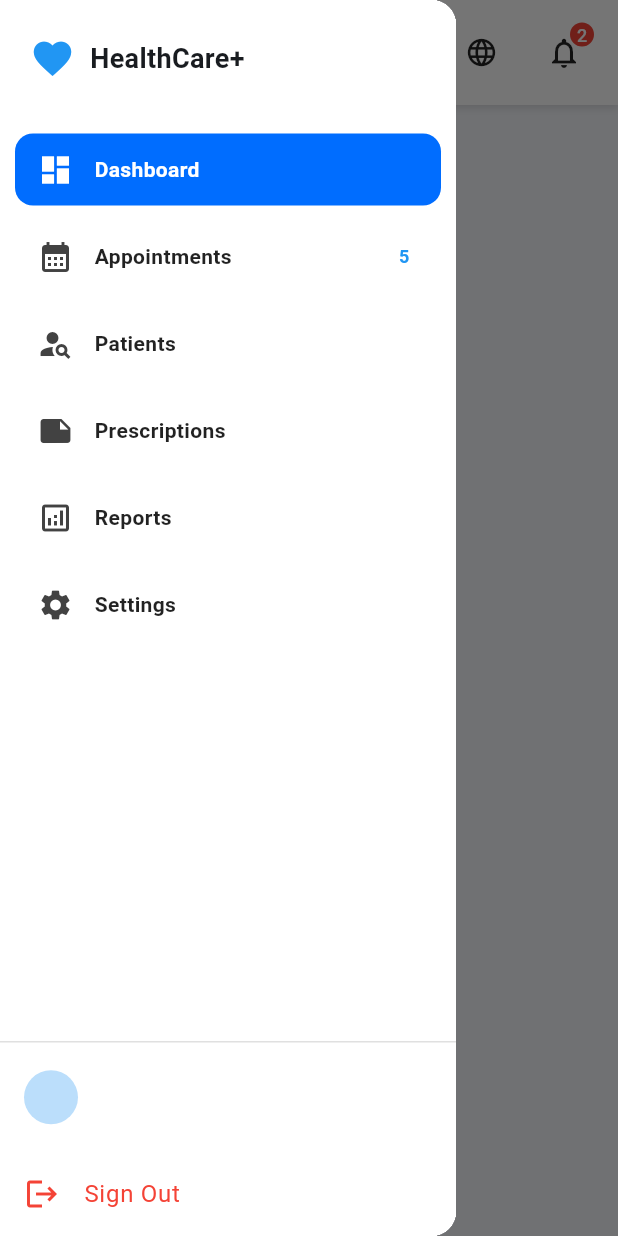
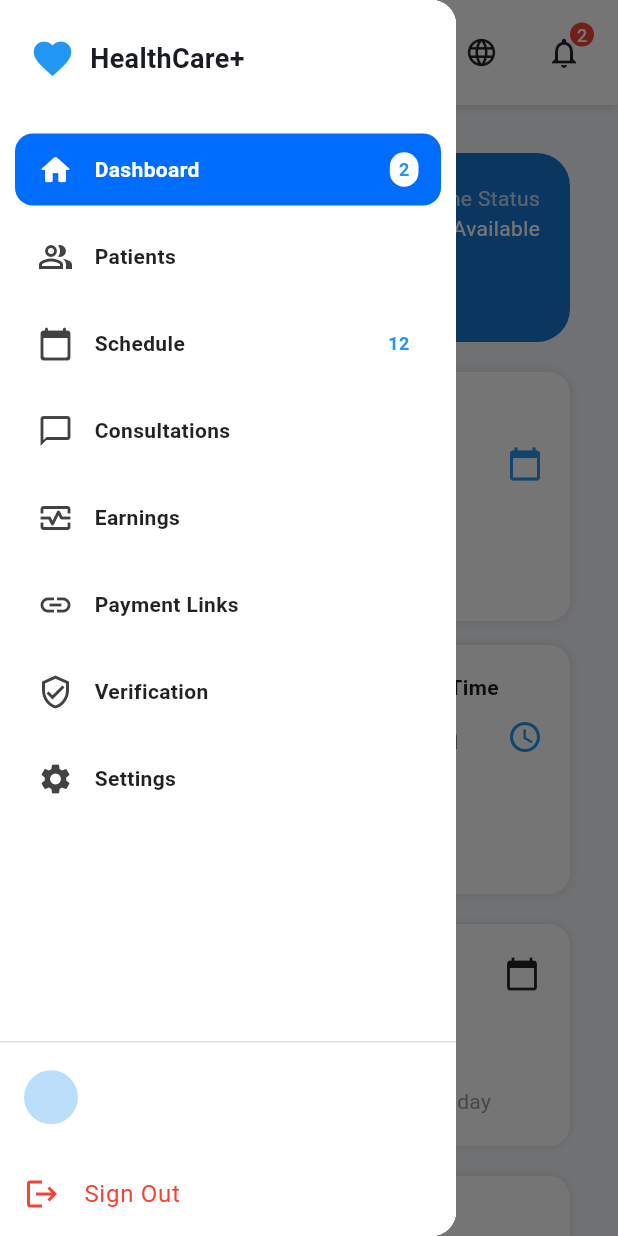
Before and after one commit to yash-aryahsworld-infotech/meet, a Flutter app: the DashboardPage screen opened directly with empty values, after a tap on the "menu" icon, on a phone screen of 412 x 824 dp. Run offline on Flutter 3.47's test engine with Material 3 defaults, Android fonts, the phone set to English and light mode, and no system bars; our stand-ins replace firebase_core, firebase_database, shared_preferences; accounts and stored records are empty.

Commit message:
Add HealthProvider components and update sidebar navigation
- Implemented ConsultationsComponent, Dashboard, EarningsComponent, PatientsComponent, PaymentLinksComponent, ScheduleComponent, SettingsComponent, and VerificationComponent.
- Updated left_sidebar_values.dart to include new components in the health provider sidebar.
- Created various sections for the dashboard including HeaderSection, StatsSection, ScheduleSection, EarningsSection, QuickActionsSection, and PatientOverviewSection.

```diff
--- /dev/null
+++ b/lib/Screens/HealthProvider/consultations_component.dart
@@ -0,0 +1,18 @@
+import 'package:flutter/material.dart';
+
+class ConsultationsComponent extends StatelessWidget {
+  const ConsultationsComponent({super.key});
+
+  @override
+  Widget build(BuildContext context) {
+    return const Center(
+      child: Text(
+        "Consultations Page",
+        style: TextStyle(
+          fontSize: 22,
+          fontWeight: FontWeight.bold,
+        ),
+      ),
+    );
+  }
+}
--- /dev/null
+++ b/lib/Screens/HealthProvider/dashboard_component.dart
@@ -0,0 +1,105 @@
+import 'package:flutter/material.dart';
+import 'package:healthcare_plus/utils/app_responsive.dart';
+
+import '../../widgets/header_section.dart';
+import '../../widgets/stats_section.dart';
+import '../../widgets/schedule_section.dart';
+import '../../widgets/earnings_section.dart';
+import '../../widgets/quick_actions_section.dart';
+import '../../widgets/patient_overview_section.dart';
+
+class HealthProviderDashboard extends StatelessWidget {
+  const HealthProviderDashboard({super.key});
+
+  @override
+  Widget build(BuildContext context) {
+    final bool isMobile = AppResponsive.isMobile(context);
+    final bool isTablet = AppResponsive.isTablet(context);
+    final bool isDesktop = AppResponsive.isDesktop(context);
+
+    return MaxWidthContainer(
+      child: Padding(
+        padding: AppResponsive.pagePadding(context),
+        child: Column(
+          crossAxisAlignment: CrossAxisAlignment.start,
+          children: [
+
+            /// ----------------------------------------
+            /// HEADER
+            /// ----------------------------------------
+            const HeaderSection(
+              doctorName: "Dr. Priya",
+              appointmentsToday: 12,
+              isOnline: true,
+            ),
+
+            const SizedBox(height: 20),
+
+            /// ----------------------------------------
+            /// STATS SECTION
+            /// ----------------------------------------
+            const StatsSection(),
+
+            const SizedBox(height: 20),
+
+            /// ----------------------------------------
+            /// MAIN SCHEDULE + EARNINGS RESPONSIVE
+            /// ----------------------------------------
+            if (isMobile) ...[
+              const ScheduleSection(),
+              const SizedBox(height: 20),
+              const EarningsSection(),
+              const SizedBox(height: 20),
+              const QuickActionsSection(),
+              const SizedBox(height: 20),
+              const PatientOverviewSection(),
+            ]
+
+            else if (isTablet) ...[
+              Row(
+                crossAxisAlignment: CrossAxisAlignment.start,
+                children: const [
+                  Expanded(child: ScheduleSection()),
+                  SizedBox(width: 20),
+                  Expanded(child: EarningsSection()),
+                ],
+              ),
+              const SizedBox(height: 20),
+              const QuickActionsSection(),
+              const SizedBox(height: 20),
+              const PatientOverviewSection(),
+            ]
+
+            else if (isDesktop) ...[
+              /// DESKTOP — WIDE SCHEDULE + EARNINGS
+              Row(
+                crossAxisAlignment: CrossAxisAlignment.start,
+                children: const [
+                  Expanded(flex: 7, child: ScheduleSection()),
+                  SizedBox(width: 20),
+                  Expanded(flex: 5, child: EarningsSection()),
+                ],
+              ),
+
+              const SizedBox(height: 30),
+
+              /// QUICK ACTIONS — on the right side
+              Row(
+                crossAxisAlignment: CrossAxisAlignment.start,
+                children: const [
+                  Spacer(flex: 7),
+                  Expanded(flex: 5, child: QuickActionsSection()),
+                ],
+              ),
+
+              const SizedBox(height: 20),
+
+              /// PATIENT OVERVIEW — full width below quick actions
+              const PatientOverviewSection(),
+            ],
+          ],
+        ),
+      ),
+    );
+  }
+}
--- /dev/null
+++ b/lib/Screens/HealthProvider/earnings_compoenent.dart
@@ -0,0 +1,18 @@
+import 'package:flutter/material.dart';
+
+class EarningsComponent extends StatelessWidget {
+  const EarningsComponent({super.key});
+
+  @override
+  Widget build(BuildContext context) {
+    return const Center(
+      child: Text(
+        "Earnings Page",
+        style: TextStyle(
+          fontSize: 22,
+          fontWeight: FontWeight.bold,
+        ),
+      ),
+    );
+  }
+}
--- /dev/null
+++ b/lib/Screens/HealthProvider/patients_component.dart
@@ -0,0 +1,18 @@
+import 'package:flutter/material.dart';
+
+class PatientsComponent extends StatelessWidget {
+  const PatientsComponent({super.key});
+
+  @override
+  Widget build(BuildContext context) {
+    return const Center(
+      child: Text(
+        "Patients Page",
+        style: TextStyle(
+          fontSize: 22,
+          fontWeight: FontWeight.bold,
+        ),
+      ),
+    );
+  }
+}
--- /dev/null
+++ b/lib/Screens/HealthProvider/payment_links_component.dart
@@ -0,0 +1,18 @@
+import 'package:flutter/material.dart';
+
+class PaymentLinksComponent extends StatelessWidget {
+  const PaymentLinksComponent({super.key});
+
+  @override
+  Widget build(BuildContext context) {
+    return const Center(
+      child: Text(
+        "Payment Links Page",
+        style: TextStyle(
+          fontSize: 22,
+          fontWeight: FontWeight.bold,
+        ),
+      ),
+    );
+  }
+}
--- /dev/null
+++ b/lib/Screens/HealthProvider/schedule_component.dart
@@ -0,0 +1,18 @@
+import 'package:flutter/material.dart';
+
+class ScheduleComponent extends StatelessWidget {
+  const ScheduleComponent({super.key});
+
+  @override
+  Widget build(BuildContext context) {
+    return const Center(
+      child: Text(
+        "Schedule Page",
+        style: TextStyle(
+          fontSize: 22,
+          fontWeight: FontWeight.bold,
+        ),
+      ),
+    );
+  }
+}
--- /dev/null
+++ b/lib/Screens/HealthProvider/settings_component.dart
@@ -0,0 +1,18 @@
+import 'package:flutter/material.dart';
+
+class SettingsComponent extends StatelessWidget {
+  const SettingsComponent({super.key});
+
+  @override
+  Widget build(BuildContext context) {
+    return const Center(
+      child: Text(
+        "Settings Page",
+        style: TextStyle(
+          fontSize: 22,
+          fontWeight: FontWeight.bold,
+        ),
+      ),
+    );
+  }
+}
--- /dev/null
+++ b/lib/Screens/HealthProvider/verification_component.dart
@@ -0,0 +1,18 @@
+import 'package:flutter/material.dart';
+
+class VerificationComponent extends StatelessWidget {
+  const VerificationComponent({super.key});
+
+  @override
+  Widget build(BuildContext context) {
+    return const Center(
+      child: Text(
+        "Verification Page",
+        style: TextStyle(
+          fontSize: 22,
+          fontWeight: FontWeight.bold,
+        ),
+      ),
+    );
+  }
+}
--- a/lib/Screens/Navbar/left_sidebar_values.dart
+++ b/lib/Screens/Navbar/left_sidebar_values.dart
@@ -1,4 +1,12 @@
 import 'package:flutter/material.dart';
+import 'package:healthcare_plus/Screens/HealthProvider/consultations_component.dart';
+import 'package:healthcare_plus/Screens/HealthProvider/dashboard_component.dart';
+import 'package:healthcare_plus/Screens/HealthProvider/earnings_compoenent.dart';
+import 'package:healthcare_plus/Screens/HealthProvider/patients_component.dart';
+import 'package:healthcare_plus/Screens/HealthProvider/payment_links_component.dart';
+import 'package:healthcare_plus/Screens/HealthProvider/schedule_component.dart';
+import 'package:healthcare_plus/Screens/HealthProvider/settings_component.dart';
+import 'package:healthcare_plus/Screens/HealthProvider/verification_component.dart';
 
 /// Dynamic Sidebar model and role-based lists.
 /// Edit these arrays to change icons, titles, routes and notification counts.
@@ -8,6 +16,7 @@ class SidebarItem {
   final String title;
   final String route;
   final int notificationCount;
+  final Widget? page; // ⬅ add this
   final List<SidebarItem>? children; // optional sub-items (for nested menus)
 
   SidebarItem({
@@ -15,6 +24,7 @@ class SidebarItem {
     required this.title,
     required this.route,
     this.notificationCount = 0,
+    this.page, // ⬅ add this
     this.children,
   });
 }
@@ -68,34 +78,60 @@ final List<SidebarItem> patientSidebar = [
 /// Example Sidebar for DOCTOR role
 final List<SidebarItem> healthProviderSidebar = [
   SidebarItem(
-    icon: Icons.dashboard,
+    icon: Icons.home_rounded,
     title: 'Dashboard',
     route: '/doctor/dashboard',
+    page: HealthProviderDashboard(),
+    notificationCount: 2 // blue selected item
   ),
+
   SidebarItem(
-    icon: Icons.calendar_month,
-    title: 'Appointments',
-    route: '/doctor/appointments',
-    notificationCount: 5,
-  ),
-  SidebarItem(
-    icon: Icons.person_search,
+    icon: Icons.people_alt_outlined,
     title: 'Patients',
     route: '/doctor/patients',
+    page: PatientsComponent(),
   ),
+
   SidebarItem(
-    icon: Icons.note,
-    title: 'Prescriptions',
-    route: '/doctor/prescriptions',
+    icon: Icons.calendar_today_rounded,
+    title: 'Schedule',
+    route: '/doctor/schedule',
+    notificationCount: 12,
+    page: ScheduleComponent(), // badge like image
   ),
+
   SidebarItem(
-    icon: Icons.analytics_outlined,
-    title: 'Reports',
-    route: '/doctor/reports',
+    icon: Icons.chat_bubble_outline,
+    title: 'Consultations',
+    route: '/doctor/consultations',
+    page: ConsultationsComponent(),
   ),
+
+  SidebarItem(
+    icon: Icons.monitor_heart_outlined,
+    title: 'Earnings',
+    route: '/doctor/earnings',
+    page: EarningsComponent()
+  ),
+
+  SidebarItem(
+    icon: Icons.link,
+    title: 'Payment Links',
+    route: '/doctor/payment-links',
+    page: PaymentLinksComponent(),
+  ),
+
+  SidebarItem(
+    icon: Icons.verified_user_outlined,
+    title: 'Verification',
+    route: '/doctor/verification', // light-grey selection like image
+    page: VerificationComponent(),
+  ),
+
   SidebarItem(
     icon: Icons.settings,
     title: 'Settings',
     route: '/doctor/settings',
+    page: SettingsComponent(),
   ),
 ];
--- a/lib/Screens/Navbar/top_navbar.dart
+++ b/lib/Screens/Navbar/top_navbar.dart
@@ -46,6 +46,7 @@ class PerfectNavbar extends StatelessWidget implements PreferredSizeWidget {
           /// CENTER: SEARCH BAR (Always)
           /// ----------------------------------------------------
           Expanded(
+            flex: isWeb ? 4 : 6,
             child: Container(
               height: 42,
               decoration: BoxDecoration(
--- a/lib/Screens/homepage.dart
+++ b/lib/Screens/homepage.dart
@@ -46,8 +46,9 @@ class _DashboardPageState extends State<DashboardPage> {
 
   // 🔥 Fetch user name from Firebase by userKey
   Future<void> _loadUserDetails() async {
-    final ref = FirebaseDatabase.instance
-        .ref("healthcare/users/${widget.userKey}");
+    final ref = FirebaseDatabase.instance.ref(
+      "healthcare/users/${widget.userKey}",
+    );
 
     final snapshot = await ref.get();
 
@@ -71,9 +72,7 @@ class _DashboardPageState extends State<DashboardPage> {
     final bool isWeb = AppResponsive.isDesktop(context);
 
     if (isLoading) {
-      return const Scaffold(
-        body: Center(child: CircularProgressIndicator()),
-      );
+      return const Scaffold(body: Center(child: CircularProgressIndicator()));
     }
 
     return Scaffold(
@@ -146,8 +145,16 @@ class _DashboardPageState extends State<DashboardPage> {
                 Expanded(
                   child: SingleChildScrollView(
                     padding: AppResponsive.pagePadding(context),
+                    child:
+                        activeItem?.page ??
+                        const Center(
                           child: Text(
-                      "Welcome $userName!\nRole: ${widget.userRole}",
+                            "No page selected",
+                            style: TextStyle(
+                              fontSize: 18,
+                              fontWeight: FontWeight.bold,
+                            ),
+                          ),
                         ),
                   ),
                 ),
--- /dev/null
+++ b/lib/widgets/earnings_section.dart
@@ -0,0 +1,62 @@
+import 'package:flutter/material.dart';
+import '../utils/app_responsive.dart';
+
+class EarningsSection extends StatelessWidget {
+  const EarningsSection({super.key});
+
+  @override
+  Widget build(BuildContext context) {
+    return Container(
+      width: double.infinity,
+      padding: const EdgeInsets.all(20),
+      decoration: BoxDecoration(
+        color: Colors.white,
+        borderRadius: BorderRadius.circular(AppResponsive.radiusMD),
+        boxShadow: const [BoxShadow(color: Colors.black12, blurRadius: 4)],
+      ),
+      child: Column(
+        crossAxisAlignment: CrossAxisAlignment.start,
+        children: [
+          const Text("₹ Earnings",
+              style: TextStyle(fontSize: 18, fontWeight: FontWeight.bold)),
+          const SizedBox(height: 16),
+
+          const Text("Today", style: TextStyle(color: Colors.grey)),
+          const Text("₹4,500",
+              style: TextStyle(
+                  fontSize: 24, fontWeight: FontWeight.bold, color: Colors.blue)),
+          const SizedBox(height: 20),
+
+          const Text("This Week", style: TextStyle(color: Colors.grey)),
+          const Text("₹28,000",
+              style: TextStyle(fontSize: 20, fontWeight: FontWeight.bold)),
+          const SizedBox(height: 20),
+
+          const Text("This Month", style: TextStyle(color: Colors.grey)),
+          Row(
+            children: const [
+              Text("₹125,000",
+                  style: TextStyle(fontSize: 20, fontWeight: FontWeight.bold)),
+              SizedBox(width: 8),
+              Chip(
+                label: Text("+12.5%"),
+                backgroundColor: Color(0xFFE6FFF0),
+                labelStyle: TextStyle(color: Colors.green),
+              )
+            ],
+          ),
+          const SizedBox(height: 20),
+
+          ElevatedButton(
+            onPressed: () {},
+            style: ElevatedButton.styleFrom(
+              backgroundColor: Colors.blue,
+              minimumSize: const Size(double.infinity, 42),
+            ),
+            child: const Text("View Detailed Report"),
+          ),
+        ],
+      ),
+    );
+  }
+}
--- /dev/null
+++ b/lib/widgets/header_section.dart
@@ -0,0 +1,73 @@
+import 'package:flutter/material.dart';
+import '../utils/app_responsive.dart';
+
+class HeaderSection extends StatelessWidget {
+  final String doctorName;
+  final int appointmentsToday;
+  final bool isOnline;
+
+  const HeaderSection({
+    super.key,
+    required this.doctorName,
+    required this.appointmentsToday,
+    required this.isOnline,
+  });
+
+  @override
+  Widget build(BuildContext context) {
+    return Container(
+      width: double.infinity,
+      padding: const EdgeInsets.all(20),
+      decoration: BoxDecoration(
+        color: Colors.blue.shade700,
+        borderRadius: BorderRadius.circular(AppResponsive.radiusLG),
+      ),
+      child: Row(
+        mainAxisAlignment: MainAxisAlignment.spaceBetween,
+        crossAxisAlignment: CrossAxisAlignment.start,
+        children: [
+          /// LEFT SIDE
+          Expanded(
+            child: Column(
+              crossAxisAlignment: CrossAxisAlignment.start,
+              children: [
+                Text(
+                  "Welcome back, $doctorName!",
+                    style: TextStyle(
+                    color: Colors.white,
+                    fontSize: AppResponsive.fontXL(context),
+                    fontWeight: AppResponsive.bold,
+                  ),
+                ),
+                const SizedBox(height: 4),
+                Text(
+                  "You have $appointmentsToday appointments today",
+                  style: const TextStyle(color: Colors.white70),
+                ),
+              ],
+            ),
+          ),
+
+          /// RIGHT SIDE
+          Column(
+            crossAxisAlignment: CrossAxisAlignment.end,
+            children: [
+              const Text("Online Status", style: TextStyle(color: Colors.white70)),
+              Row(
+                children: [
+                  Icon(Icons.circle,
+                      color: isOnline ? Colors.green : Colors.red, size: 12),
+                  const SizedBox(width: 6),
+                  Text(
+                    isOnline ? "Available" : "Offline",
+                    style: const TextStyle(color: Colors.white),
+                  )
+                ],
+              ),
+            ],
+          )
+        ],
+      ),
+    );
+  }
+}
--- /dev/null
+++ b/lib/widgets/patient_overview_section.dart
@@ -0,0 +1,80 @@
+import 'package:flutter/material.dart';
+import '../utils/app_responsive.dart';
+
+class PatientOverviewSection extends StatelessWidget {
+  const PatientOverviewSection({super.key});
+
+  Widget overviewItem(String value, String label, Color color) {
+    return Expanded(
+      child: Column(
+        mainAxisAlignment: MainAxisAlignment.center,
+        children: [
+          Text(
+            value,
+            style: TextStyle(
+              fontSize: 28,
+              fontWeight: FontWeight.bold,
+              color: color,
+            ),
+          ),
+          const SizedBox(height: 6),
+          Text(
+            label,
+            style: const TextStyle(color: Colors.grey, fontSize: 14),
+          ),
+        ],
+      ),
+    );
+  }
+
+  @override
+  Widget build(BuildContext context) {
+    bool isMobile = AppResponsive.isMobile(context);
+
+    return Container(
+      width: double.infinity,
+      padding: const EdgeInsets.symmetric(vertical: 24, horizontal: 20),
+      decoration: BoxDecoration(
+        color: Colors.white,
+        borderRadius: BorderRadius.circular(AppResponsive.radiusLG),
+        boxShadow: const [
+          BoxShadow(color: Colors.black12, blurRadius: 6),
+        ],
+      ),
+      child: Column(
+        crossAxisAlignment: CrossAxisAlignment.start,
+        children: [
+          const Text(
+            "Patient Overview",
+            style: TextStyle(
+              fontSize: 18,
+              fontWeight: FontWeight.bold,
+              color: Colors.black87,
+            ),
+          ),
+
+          const SizedBox(height: 20),
+
+          /// Values Row / Column
+          isMobile
+              ? Column(
+                  children: [
+                    overviewItem("245", "Total Patients", Colors.blue),
+                    const SizedBox(height: 20),
+                    overviewItem("89%", "Satisfaction Rate", Colors.green),
+                    const SizedBox(height: 20),
+                    overviewItem("156", "Consultations This Month", Colors.teal),
+                  ],
+                )
+              : Row(
+                  children: [
+                    overviewItem("245", "Total Patients", Colors.blue),
+                    overviewItem("89%", "Satisfaction Rate", Colors.green),
+                    overviewItem("156", "Consultations This Month", Colors.teal),
+                  ],
+                )
+        ],
+      ),
+    );
+  }
+}
--- /dev/null
+++ b/lib/widgets/quick_actions_section.dart
@@ -0,0 +1,58 @@
+import 'package:flutter/material.dart';
+import '../utils/app_responsive.dart';
+
+class QuickActionsSection extends StatelessWidget {
+  const QuickActionsSection({super.key});
+
+  Widget actionButton(String title, IconData icon) {
+    return Container(
+      padding: const EdgeInsets.symmetric(vertical: 14, horizontal: 12),
+      margin: const EdgeInsets.only(bottom: 12),
+      decoration: BoxDecoration(
+        color: Colors.white,
+        borderRadius: BorderRadius.circular(AppResponsive.radiusMD),
+        border: Border.all(color: Colors.grey.shade300),
+      ),
+      child: Row(
+        children: [
+          Icon(icon, color: Colors.black87),
+          const SizedBox(width: 12),
+          Text(
+            title,
+            style: const TextStyle(fontSize: 16, fontWeight: FontWeight.w500),
+          )
+        ],
+      ),
+    );
+  }
+
+  @override
+  Widget build(BuildContext context) {
+    return Container(
+      width: AppResponsive.isMobile(context) ? double.infinity : 350,
+      padding: const EdgeInsets.all(20),
+      decoration: BoxDecoration(
+        color: Colors.white,
+        borderRadius: BorderRadius.circular(AppResponsive.radiusLG),
+        boxShadow: const [
+          BoxShadow(color: Colors.black12, blurRadius: 6)
+        ],
+      ),
+      child: Column(
+        crossAxisAlignment: CrossAxisAlignment.start,
+        children: [
+          const Text(
+            "Quick Actions",
+            style: TextStyle(fontSize: 18, fontWeight: FontWeight.bold),
+          ),
+          const SizedBox(height: 20),
+
+          /// Action Buttons
+          actionButton("Block Time Slots", Icons.calendar_month),
+          actionButton("Patient Records", Icons.people_alt_outlined),
+          actionButton("Messages", Icons.message_outlined),
+        ],
+      ),
+    );
+  }
+}
--- /dev/null
+++ b/lib/widgets/schedule_section.dart
@@ -0,0 +1,41 @@
+import 'package:flutter/material.dart';
+import '../utils/app_responsive.dart';
+
+class ScheduleSection extends StatelessWidget {
+  const ScheduleSection({super.key});
+
+  @override
+  Widget build(BuildContext context) {
+    return Container(
+      width: double.infinity,
+      padding: const EdgeInsets.all(20),
+      decoration: BoxDecoration(
+        color: Colors.white,
+        borderRadius: BorderRadius.circular(AppResponsive.radiusMD),
+        boxShadow: const [BoxShadow(color: Colors.black12, blurRadius: 4)],
+      ),
+      child: Column(
+        crossAxisAlignment: CrossAxisAlignment.start,
+        children: const [
+          Row(
+            mainAxisAlignment: MainAxisAlignment.spaceBetween,
+            children: [
+              Text("Today's Schedule",
+                  style: TextStyle(fontSize: 18, fontWeight: FontWeight.bold)),
+              Icon(Icons.calendar_today),
+            ],
+          ),
+          SizedBox(height: 12),
+          Text("0 appointments today"),
+          SizedBox(height: 30),
+          Center(
+            child: Text(
+              "No appointments scheduled for today",
+              style: TextStyle(color: Colors.grey),
+            ),
+          ),
+        ],
+      ),
+    );
+  }
+}
--- /dev/null
+++ b/lib/widgets/stats_section.dart
@@ -0,0 +1,54 @@
+import 'package:flutter/material.dart';
+import '../utils/app_responsive.dart';
+
+class StatsSection extends StatelessWidget {
+  const StatsSection({super.key});
+
+  Widget statCard(String title, String value, IconData icon) {
+    return Container(
+      padding: const EdgeInsets.all(18),
+      decoration: BoxDecoration(
+        color: Colors.white,
+        borderRadius: BorderRadius.circular(AppResponsive.radiusMD),
+        boxShadow: const [BoxShadow(color: Colors.black12, blurRadius: 6)],
+      ),
+      child: Column(
+        crossAxisAlignment: CrossAxisAlignment.start,
+        children: [
+          Text(title, style: const TextStyle(fontWeight: FontWeight.w600)),
+          const SizedBox(height: 8),
+          Row(
+            mainAxisAlignment: MainAxisAlignment.spaceBetween,
+            children: [
+              Text(value,
+                  style: const TextStyle(fontSize: 22, fontWeight: FontWeight.bold)),
+              Icon(icon, color: Colors.blue),
+            ],
+          )
+        ],
+      ),
+    );
+  }
+
+  @override
+  Widget build(BuildContext context) {
+    final bool isMobile = AppResponsive.isMobile(context);
+    final bool isTablet = AppResponsive.isTablet(context);
+
+    int colCount = isMobile ? 2 : isTablet ? 3 : 4;
+
+    return GridView.count(
+      shrinkWrap: true,
+      physics: const NeverScrollableScrollPhysics(),
+      crossAxisCount: colCount,
+      crossAxisSpacing: 16,
+      mainAxisSpacing: 16,
+      children: [
+        statCard("Today's Patients", "12", Icons.people_alt),
+        statCard("This Week", "67", Icons.calendar_today),
+        statCard("Rating", "4.8", Icons.star),
+        statCard("Response Time", "< 2 min", Icons.access_time),
+      ],
+    );
+  }
+}
```
Also changed, not shown: 1 other file. Lines whose indentation alone changed are shown as unchanged.
